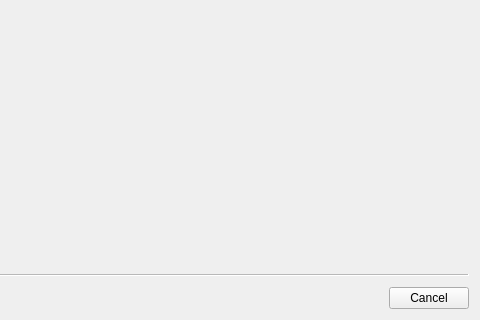
Old version of the form FuelNameWizard/fuelnamewizard.ui in the repository rust3128/iMposOld; both pictures show x 378 to 858 and y 364 to 684 of the 858 by 684 pixel window.
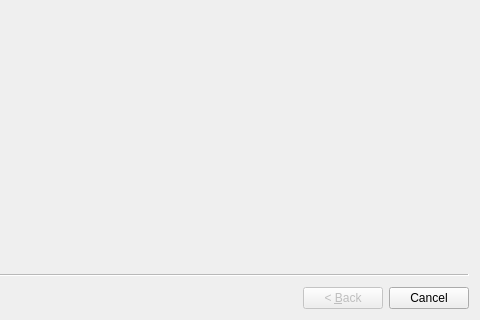
New version of the form.

The edit to the form file:
```diff
--- a/FuelNameWizard/fuelnamewizard.ui
+++ b/FuelNameWizard/fuelnamewizard.ui
@@ -13,9 +13,6 @@
   <property name="windowTitle">
    <string>Wizard</string>
   </property>
-  <property name="options">
-   <set>QWizard::NoBackButtonOnStartPage</set>
-  </property>
  </widget>
  <resources/>
  <connections/>
```
